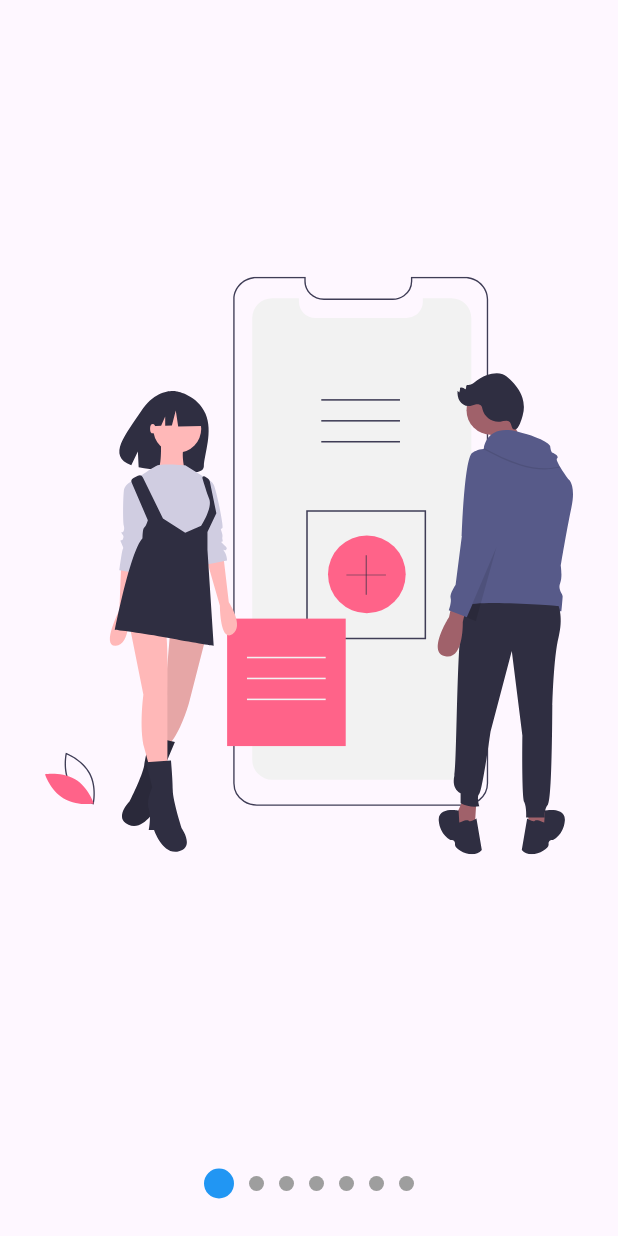
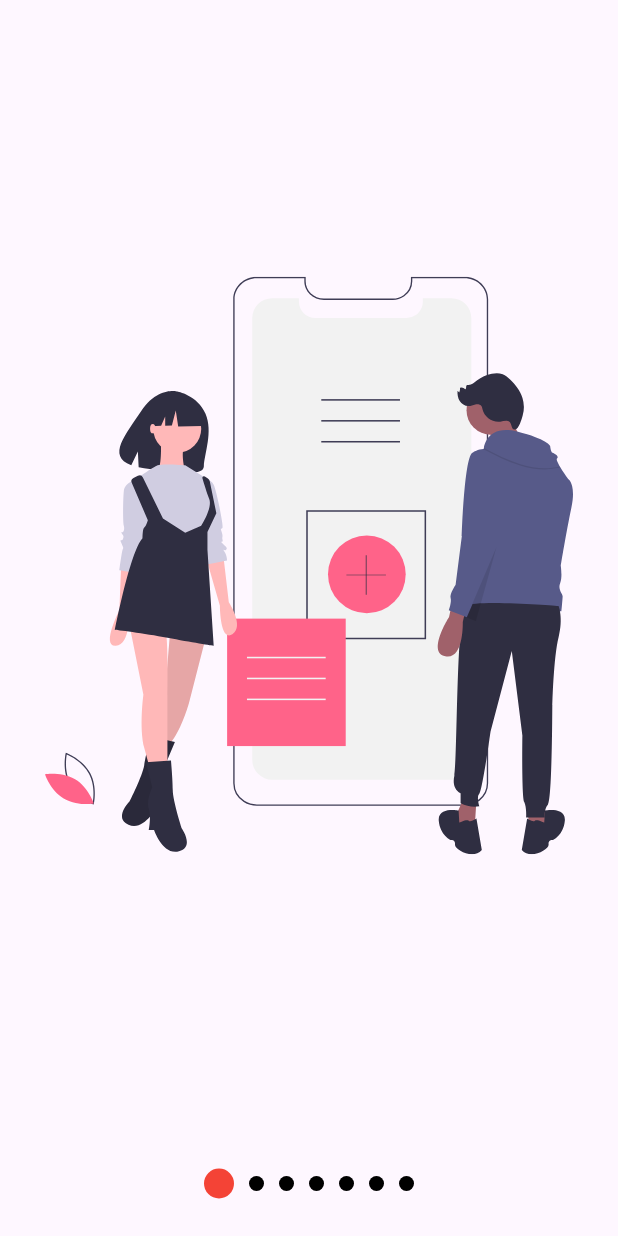
Before and after one commit to AugustoSan/curso_udemy_disenos, a Flutter app: the screen it shows after launch, on a phone screen of 412 x 824 dp. Run offline on Flutter 3.47's test engine with Material 3 defaults, Android fonts, the light colour scheme and no system bars; our stand-ins replace flutter_svg.

Commit message:
se agregan propiedades para personalizar los dots

```diff
--- a/lib/src/pages/slideshow_page.dart
+++ b/lib/src/pages/slideshow_page.dart
@@ -14,6 +14,10 @@ class SlideshowPage extends StatelessWidget {
       create: (_) => SliderModel(),
       child: Scaffold(
         body: Slidesshow(
+          // showDotsTop: true,
+          primaryColor: Colors.red,
+          secondaryColor: Colors.black,
+          showDots: true,
           slides: [
             SvgPicture.asset('assets/svgs/slide-1.svg'),
             SvgPicture.asset('assets/svgs/slide-2.svg'),
--- a/lib/src/widgets/slideshow.dart
+++ b/lib/src/widgets/slideshow.dart
@@ -2,24 +2,35 @@ import 'package:flutter/material.dart';
 import 'package:provider/provider.dart';
 import 'package:curso_udemy_disenos/src/models/index.dart';
 
-// TODO: Borrar
-// import 'package:flutter_svg/svg.dart';
-
 class Slidesshow extends StatelessWidget {
   final List<Widget> slides;
-  const Slidesshow({super.key, required this.slides});
+  final bool showDots;
+  final bool showDotsTop;
+  final Color primaryColor;
+  final Color secondaryColor;
+  const Slidesshow({
+    super.key,
+    required this.slides,
+    this.showDots = true,
+    this.showDotsTop = false,
+    this.primaryColor = Colors.blue,
+    this.secondaryColor = Colors.grey,
+  });
 
   @override
   Widget build(BuildContext context) {
     return ChangeNotifierProvider(
       create: (_) => SliderModel(),
+      child: SafeArea(
         child: Center(
           child: Column(
             children: [
+              if(showDotsTop && showDots) _Dots(totalSlides: slides.length, primaryColor: primaryColor, secondaryColor: secondaryColor),
               Expanded(child: _Slides(slides: slides)),
-            _Dots(totalSlides: slides.length),
+              if(!showDotsTop && showDots) _Dots(totalSlides: slides.length, primaryColor: primaryColor, secondaryColor: secondaryColor),
             ],
           )
+        ),
       )
     );
   }
@@ -28,7 +39,9 @@ class Slidesshow extends StatelessWidget {
 
 class _Dots extends StatelessWidget {
   final int totalSlides;
-  const _Dots({required this.totalSlides});
+  final Color primaryColor;
+  final Color secondaryColor;
+  const _Dots({required this.totalSlides, required this.primaryColor, required this.secondaryColor});
   @override
   Widget build(BuildContext context) {
     return SizedBox(
@@ -36,12 +49,7 @@ class _Dots extends StatelessWidget {
       height: 70,
       child: Row(
         mainAxisAlignment: MainAxisAlignment.center,
-        // children: [
-        //   _Dot(index: 0),
-        //   _Dot(index: 1),
-        //   _Dot(index: 2),
-        // ],
-        children: List.generate(totalSlides, (index) => _Dot(index: index)),
+        children: List.generate(totalSlides, (index) => _Dot(index: index, primaryColor: primaryColor, secondaryColor: secondaryColor)),
       ),
     );
   }
@@ -49,8 +57,12 @@ class _Dots extends StatelessWidget {
 
 class _Dot extends StatelessWidget {
   final int index;
+  final Color primaryColor;
+  final Color secondaryColor;
   const _Dot({
     required this.index,
+    required this.primaryColor,
+    required this.secondaryColor
   });
 
   @override
@@ -65,7 +77,7 @@ class _Dot extends StatelessWidget {
       height: isActive ? 20 : 10,
       margin: const EdgeInsets.symmetric(horizontal: 5),
       decoration: BoxDecoration(
-        color: isActive ? Colors.blue : Colors.grey,
+        color: isActive ? primaryColor : secondaryColor,
         shape: BoxShape.circle,
       ),
     );
@@ -106,11 +118,6 @@ class _SlidesState extends State<_Slides> {
     return SizedBox(
       child: PageView(
         controller: pageViewController,
-        // children: [
-        //   _Slide(asset: 'assets/svgs/slide-1.svg'),
-        //   _Slide(asset: 'assets/svgs/slide-2.svg'),
-        //   _Slide(asset: 'assets/svgs/slide-3.svg'),
-        // ],
         children: widget.slides.map((slide) => _Slide(slide: slide)).toList(),
       ),
     );
```
Lines whose indentation alone changed are shown as unchanged.
